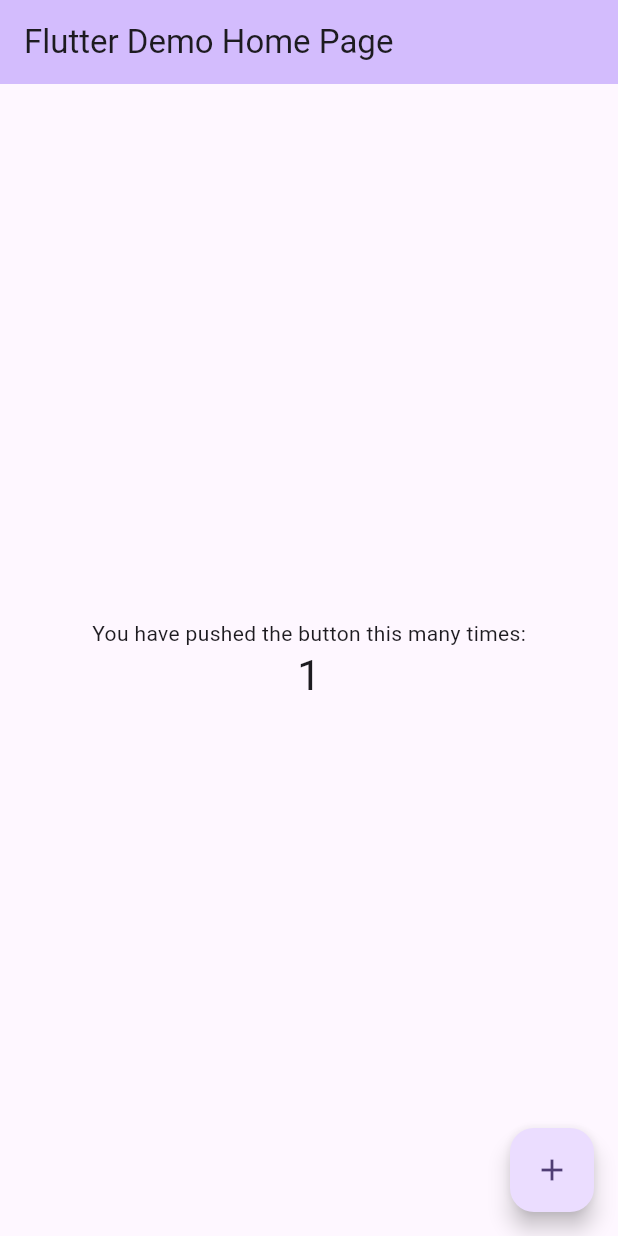
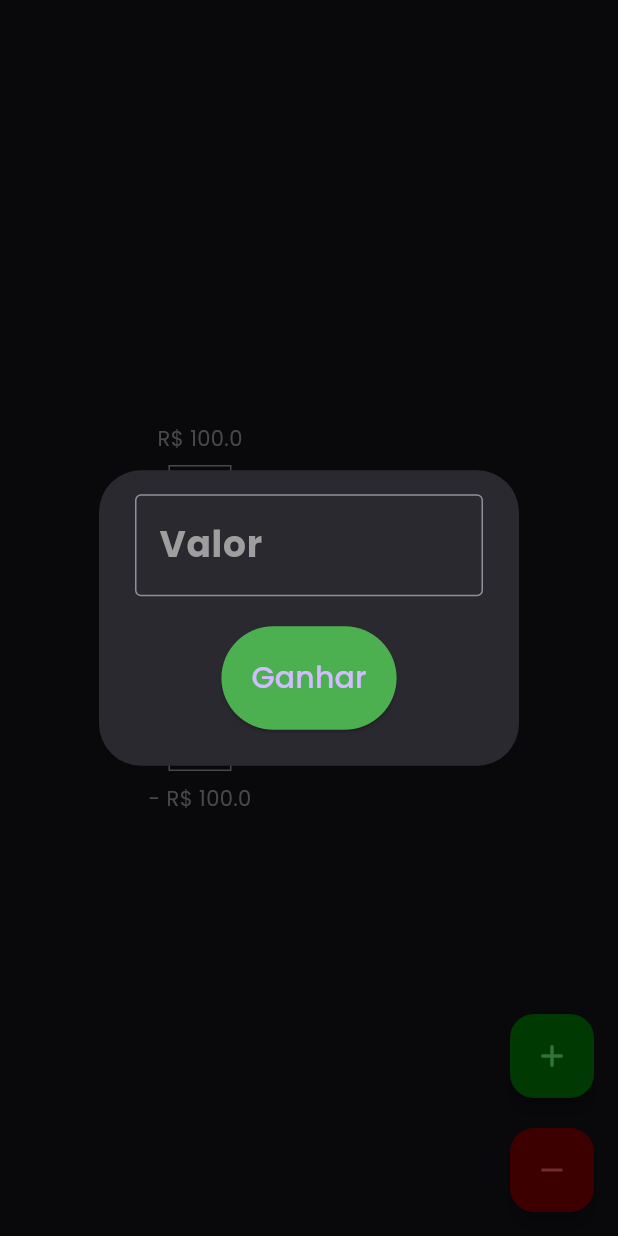
Before and after one commit to pietroid/money_tracker, a Flutter app: the screen it shows after launch, after a tap on the "add" icon, on a phone screen of 412 x 824 dp. Run offline on Flutter 3.47's test engine with Material 3 defaults, Android fonts, the phone set to English and light mode, and no system bars; our stand-ins replace bloc, equatable, flutter_bloc, google_fonts, hydrated_bloc.

Commit message:
first version

```diff
--- /dev/null
+++ b/lib/bloc/money_bloc.dart
@@ -0,0 +1,30 @@
+import 'package:bloc/bloc.dart';
+import 'package:hydrated_bloc/hydrated_bloc.dart';
+import 'package:money_tracker/bloc/money_event.dart';
+import 'package:money_tracker/bloc/money_state.dart';
+import 'package:money_tracker/constants.dart';
+
+class MoneyBloc extends Bloc<MoneyEvent, MoneyState> with HydratedMixin {
+  MoneyBloc({required initialDateTime}) : super( MoneyState(money: 0.0, latestUpdate: initialDateTime)){
+    hydrate();
+    on<OnMoneyAdded>((event, emit) {
+      emit(MoneyState(money: state.money + event.money, latestUpdate: DateTime.now()));
+    });
+    on<OnMoneySubtracted>((event, emit) {
+      emit(MoneyState(money: state.money - event.money, latestUpdate: DateTime.now()));
+    });
+    on<OnMoneyAddedByTimeDifference>((event, emit) {
+      final timeDifference = DateTime.now().difference(state.latestUpdate);
+      final moneyToAdd = timeDifference.inSeconds * timeIncomeRatePerSecond;
+      add(OnMoneyAdded(moneyToAdd));
+    });
+  }
+
+
+
+  @override
+  MoneyState fromJson(Map<String, dynamic> json) => MoneyState(money: json['money'] as double, latestUpdate: DateTime.parse(json['latestUpdate'] as String));
+
+  @override
+  Map<String, dynamic> toJson(MoneyState state) => { 'money': state.money, 'latestUpdate': state.latestUpdate.toIso8601String()};
+}
--- /dev/null
+++ b/lib/bloc/money_event.dart
@@ -0,0 +1,26 @@
+import 'package:equatable/equatable.dart';
+
+sealed class MoneyEvent extends Equatable {}
+
+class OnMoneyAdded extends MoneyEvent {
+  final double money;
+
+  OnMoneyAdded(this.money);
+
+  @override
+  List<Object> get props => [money];
+}
+
+class OnMoneySubtracted extends MoneyEvent {
+  final double money;
+
+  OnMoneySubtracted(this.money);
+
+  @override
+  List<Object> get props => [money];
+}
+
+class OnMoneyAddedByTimeDifference extends MoneyEvent {
+  @override
+  List<Object> get props => [];
+}
--- /dev/null
+++ b/lib/bloc/money_state.dart
@@ -0,0 +1,11 @@
+import 'package:equatable/equatable.dart';
+
+class MoneyState extends Equatable {
+  final double money;
+  final DateTime latestUpdate;
+
+  const MoneyState({required this.money, required this.latestUpdate});
+
+  @override
+  List<Object> get props => [money, latestUpdate];
+}
--- /dev/null
+++ b/lib/constants.dart
@@ -0,0 +1 @@
+const double timeIncomeRatePerSecond = 0.00115555555;
--- a/lib/main.dart
+++ b/lib/main.dart
@@ -1,6 +1,16 @@
 import 'package:flutter/material.dart';
+import 'package:flutter_bloc/flutter_bloc.dart';
+import 'package:google_fonts/google_fonts.dart';
+import 'package:hydrated_bloc/hydrated_bloc.dart';
+import 'package:money_tracker/bloc/money_bloc.dart';
+import 'package:money_tracker/screens/main_screen.dart';
+import 'package:path_provider/path_provider.dart';
+import 'package:provider/provider.dart';
 
-void main() {
+void main() async  {
+  WidgetsFlutterBinding.ensureInitialized();
+  HydratedBloc.storage = await HydratedStorage.build(
+    storageDirectory: await getApplicationDocumentsDirectory(),);
   runApp(const MyApp());
 }
 
@@ -10,116 +20,23 @@ class MyApp extends StatelessWidget {
   // This widget is the root of your application.
   @override
   Widget build(BuildContext context) {
-    return MaterialApp(
-      title: 'Flutter Demo',
-      theme: ThemeData(
-        // This is the theme of your application.
-        //
-        // TRY THIS: Try running your application with "flutter run". You'll see
-        // the application has a blue toolbar. Then, without quitting the app,
-        // try changing the seedColor in the colorScheme below to Colors.green
-        // and then invoke "hot reload" (save your changes or press the "hot
-        // reload" button in a Flutter-supported IDE, or press "r" if you used
-        // the command line to start the app).
-        //
-        // Notice that the counter didn't reset back to zero; the application
-        // state is not lost during the reload. To reset the state, use hot
-        // restart instead.
-        //
-        // This works for code too, not just values: Most code changes can be
-        // tested with just a hot reload.
-        colorScheme: ColorScheme.fromSeed(seedColor: Colors.deepPurple),
-        useMaterial3: true,
+    return MultiProvider(
+      providers: [
+        BlocProvider(create: (_)=>MoneyBloc(initialDateTime: DateTime.now())),
+      ],
+      child: MaterialApp(
+        theme:_buildTheme(Brightness.dark),
+        title: 'Seu dinheiro',
+        home: MainScreen(),
       ),
-      home: const MyHomePage(title: 'Flutter Demo Home Page'),
     );
   }
 }
 
-class MyHomePage extends StatefulWidget {
-  const MyHomePage({super.key, required this.title});
+ThemeData _buildTheme(brightness) {
+  var baseTheme = ThemeData(brightness: brightness);
 
-  // This widget is the home page of your application. It is stateful, meaning
-  // that it has a State object (defined below) that contains fields that affect
-  // how it looks.
-
-  // This class is the configuration for the state. It holds the values (in this
-  // case the title) provided by the parent (in this case the App widget) and
-  // used by the build method of the State. Fields in a Widget subclass are
-  // always marked "final".
-
-  final String title;
-
-  @override
-  State<MyHomePage> createState() => _MyHomePageState();
+  return baseTheme.copyWith(
+    textTheme: GoogleFonts.poppinsTextTheme(baseTheme.textTheme),
+  );
 }
-
-class _MyHomePageState extends State<MyHomePage> {
-  int _counter = 0;
-
-  void _incrementCounter() {
-    setState(() {
-      // This call to setState tells the Flutter framework that something has
-      // changed in this State, which causes it to rerun the build method below
-      // so that the display can reflect the updated values. If we changed
-      // _counter without calling setState(), then the build method would not be
-      // called again, and so nothing would appear to happen.
-      _counter++;
-    });
-  }
-
-  @override
-  Widget build(BuildContext context) {
-    // This method is rerun every time setState is called, for instance as done
-    // by the _incrementCounter method above.
-    //
-    // The Flutter framework has been optimized to make rerunning build methods
-    // fast, so that you can just rebuild anything that needs updating rather
-    // than having to individually change instances of widgets.
-    return Scaffold(
-      appBar: AppBar(
-        // TRY THIS: Try changing the color here to a specific color (to
-        // Colors.amber, perhaps?) and trigger a hot reload to see the AppBar
-        // change color while the other colors stay the same.
-        backgroundColor: Theme.of(context).colorScheme.inversePrimary,
-        // Here we take the value from the MyHomePage object that was created by
-        // the App.build method, and use it to set our appbar title.
-        title: Text(widget.title),
-      ),
-      body: Center(
-        // Center is a layout widget. It takes a single child and positions it
-        // in the middle of the parent.
-        child: Column(
-          // Column is also a layout widget. It takes a list of children and
-          // arranges them vertically. By default, it sizes itself to fit its
-          // children horizontally, and tries to be as tall as its parent.
-          //
-          // Column has various properties to control how it sizes itself and
-          // how it positions its children. Here we use mainAxisAlignment to
-          // center the children vertically; the main axis here is the vertical
-          // axis because Columns are vertical (the cross axis would be
-          // horizontal).
-          //
-          // TRY THIS: Invoke "debug painting" (choose the "Toggle Debug Paint"
-          // action in the IDE, or press "p" in the console), to see the
-          // wireframe for each widget.
-          mainAxisAlignment: MainAxisAlignment.center,
-          children: <Widget>[
-            const Text(
-              'You have pushed the button this many times:',
-            ),
-            Text(
-              '$_counter',
-              style: Theme.of(context).textTheme.headlineMedium,
-            ),
-          ],
-        ),
-      ),
-      floatingActionButton: FloatingActionButton(
-        onPressed: _incrementCounter,
-        tooltip: 'Increment',
-        child: const Icon(Icons.add),
-      ), // This trailing comma makes auto-formatting nicer for build methods.
-    );
-  }
-}
--- /dev/null
+++ b/lib/screens/main_screen.dart
@@ -0,0 +1,95 @@
+import 'package:flutter/material.dart';
+import 'package:money_tracker/bloc/money_bloc.dart';
+import 'package:money_tracker/bloc/money_event.dart';
+import 'package:money_tracker/screens/money_dialog.dart';
+import 'package:money_tracker/widgets/disclaimer.dart';
+import 'package:money_tracker/widgets/money_bar.dart';
+import 'package:provider/provider.dart';
+
+class MainScreen extends StatefulWidget {
+  const MainScreen({super.key});
+
+  @override
+  State<MainScreen> createState() => _MainScreenState();
+}
+
+class _MainScreenState extends State<MainScreen> with WidgetsBindingObserver {
+  @override
+  Widget build(BuildContext context) {
+    final moneyBloc = context.read<MoneyBloc>();
+    context.watch<MoneyBloc>();
+    final money = moneyBloc.state.money;
+
+    return  Scaffold(
+      body: Stack(
+        children:[ Center(
+          child: Column(
+            mainAxisAlignment: MainAxisAlignment.center,
+            children: <Widget>[
+              MoneyBar(money: money
+              , size: 200
+              , topLimit: 100
+              , bottomLimit: -100
+
+              ),
+            ],
+          ),
+        ),
+        if(money < 0)
+          Disclaimer(money: money)
+        ]
+      ),
+      floatingActionButton:Column(mainAxisAlignment: MainAxisAlignment.end,children: [ FloatingActionButton(
+        onPressed: () {
+          //TODO: add dialog
+          showDialog(context: context, builder:
+            (BuildContext context) {
+              return AlertDialog(
+                content: MoneyDialog(isSpending: false),
+              );
+            }
+          );
+        },
+        tooltip: 'Adicionar dinheiro',
+        child: Icon(Icons.add, color: Color.fromARGB(255, 110, 255, 120),),
+        backgroundColor: Color.fromARGB(255, 0, 127, 4),
+      ),
+      SizedBox(height: 20,),
+      FloatingActionButton(
+        onPressed: () {
+          //TODO: add dialog
+          showDialog(context: context, builder:
+            (BuildContext context) {
+              return AlertDialog(
+                content: MoneyDialog(isSpending: true),
+              );
+            }
+          );
+        },
+        tooltip: 'Subtrair dinheiro',
+        child: Icon(Icons.remove, color: const Color.fromARGB(255, 255, 95, 95),),
+        backgroundColor: Color.fromARGB(255, 134, 0, 0)
+      ),
+    ]));
+  }
+
+  @override
+  void initState() {
+    super.initState();
+    WidgetsBinding.instance.addObserver(this);
+  }
+
+  @override
+  void dispose() {
+    WidgetsBinding.instance.removeObserver(this);
+    super.dispose();
+  }
+
+  @override
+  Future<void> didChangeAppLifecycleState(AppLifecycleState state) async {
+    final moneyBloc = context.read<MoneyBloc>();
+    if (state == AppLifecycleState.resumed){
+        moneyBloc.add(OnMoneyAddedByTimeDifference());
+    }
+  }
+}
--- /dev/null
+++ b/lib/screens/money_dialog.dart
@@ -0,0 +1,52 @@
+import 'package:flutter/material.dart';
+import 'package:money_tracker/bloc/money_bloc.dart';
+import 'package:money_tracker/bloc/money_event.dart';
+import 'package:provider/provider.dart';
+
+class MoneyDialog extends StatefulWidget {
+  final bool isSpending;
+  const MoneyDialog({super.key, required this.isSpending});
+
+  @override
+  State<MoneyDialog> createState() => _MoneyDialogState();
+}
+
+class _MoneyDialogState extends State<MoneyDialog> {
+  final textController = TextEditingController();
+  @override
+  Widget build(BuildContext context) {
+    return Column(
+        mainAxisSize: MainAxisSize.min,
+        children: [
+            TextField(
+              controller: textController,
+              style: TextStyle(
+              fontSize: 24,
+              fontWeight: FontWeight.bold,
+              color: Colors.grey,
+            ),
+            keyboardType: TextInputType.number,
+            decoration: InputDecoration(
+              labelText: 'Valor',
+              border: OutlineInputBorder(),
+              labelStyle: TextStyle(
+                color: Colors.grey,
+                fontSize: 24,
+                fontWeight: FontWeight.bold,
+              ),
+            ),
+            ),
+          SizedBox(height: 20,),
+          ElevatedButton(onPressed: (){
+            final moneyBloc = context.read<MoneyBloc>();
+            if(widget.isSpending){
+              moneyBloc.add(OnMoneySubtracted(double.parse(textController.text)));
+            } else {
+              moneyBloc.add(OnMoneyAdded(double.parse(textController.text)));
+            }
+            Navigator.of(context).pop();
+          }, child:  Text(widget.isSpending ? 'Gastar': 'Ganhar', style:TextStyle(fontSize: 20)),style: ButtonStyle(backgroundColor: MaterialStateProperty.all(widget.isSpending ? Colors.red : Colors.green), padding: MaterialStateProperty.all(EdgeInsets.all(20.0))),)
+        ],
+      );
+  }
+}
--- /dev/null
+++ b/lib/widgets/box.dart
@@ -0,0 +1,28 @@
+import 'package:flutter/material.dart';
+
+class Box extends StatelessWidget {
+  final Color? borderColor;
+  final Color? backgroundColor;
+  final double? height;
+  final double? width;
+  final Widget? child;
+
+  const Box({super.key,
+    this.borderColor,
+    this.backgroundColor,
+    this.height,
+    this.width,
+    this.child
+  });
+
+  @override
+  Widget build(BuildContext context) {
+    return Container(
+        decoration: BoxDecoration(border: borderColor != null ? Border.all(color: borderColor!): null, color: backgroundColor),
+        child: SizedBox(
+          height: height,
+          width: width,
+          child: child,),
+      );
+  }
+}
--- /dev/null
+++ b/lib/widgets/money_bar.dart
@@ -0,0 +1,104 @@
+import 'package:flutter/material.dart';
+import 'package:money_tracker/widgets/box.dart';
+
+class MoneyBar extends StatelessWidget {
+  final double money;
+  final double size;
+  final double topLimit;
+  final double bottomLimit;
+  const MoneyBar({super.key,
+    required this.money,
+    required this.size,
+    required this.topLimit,
+    required this.bottomLimit
+  });
+
+  @override
+  Widget build(BuildContext context) {
+    final barWidth = 40.0;
+
+    final halfSize = size / 2;
+    final double greenBarSize = money >=0 ? money > topLimit ? halfSize : halfSize * (money / topLimit) : 0;
+    final double redBarSize = money < 0 ? money < bottomLimit ? halfSize : halfSize * (money / bottomLimit) : 0;
+
+    final greenBar = Box(
+      backgroundColor: Colors.green,
+      height: greenBarSize,
+      width: barWidth,
+    );
+
+    final redBar = Box(
+      backgroundColor: Colors.red,
+      height: redBarSize,
+      width: barWidth,
+    );
+
+    final fillingBarForGreen = Box(
+      height: halfSize - greenBarSize,
+      width: barWidth,
+    );
+
+    final fillingBarForRed = Box(
+      height: halfSize - redBarSize,
+      width: barWidth,
+    );
+
+    final divider = Box(
+      backgroundColor: Colors.white,
+      height: 2,
+      width: barWidth,
+    );
+
+    return  Row(
+      mainAxisSize: MainAxisSize.min,
+
+      children: [Column(
+        children:[
+          Padding(
+            padding: const EdgeInsets.all(8.0),
+            child: Text('R\$ $topLimit', style:TextStyle(color: Colors.grey))),
+
+
+          Box(
+            borderColor: Colors.grey,
+            width: barWidth,
+            child: Column(
+              children: [
+                fillingBarForGreen,
+                greenBar,
+
+                divider,
+                redBar,
+                fillingBarForRed,
+              ],
+
+            ),
+          ),
+
+
+        Padding(
+            padding: const EdgeInsets.all(8.0),
+            child:
+            Text('- R\$ ${-bottomLimit}',style:TextStyle(color: Colors.grey)),),]
+      ),
+      MoneyLabel(money: money,)
+    ],
+
+    );
+  }
+}
+
+class MoneyLabel extends StatelessWidget {
+  final double money;
+  const MoneyLabel({super.key, required this.money});
+
+  @override
+  Widget build(BuildContext context) {
+    final labelColor = money >= 0 ? Colors.green : Colors.red;
+    return
+      Text('R\$ ${money.toStringAsFixed(2)}', style: TextStyle(
+        color: labelColor,
+        fontSize: 40,
+      ),);
+  }
+}
```
Also changed, not shown: lib/widgets/disclaimer.dart (added, +36 -0 lines), pubspec.yaml (+7 -0 lines), pubspec.lock, 124 other files.
